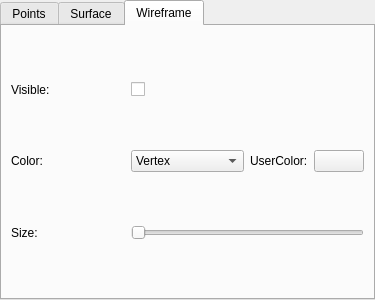
This is src/ext/qt/gui/mesh_render_settings_frame.ui in cnr-isti-vclab/vclib as Qt 5 draws it before an edit. The edited form follows.
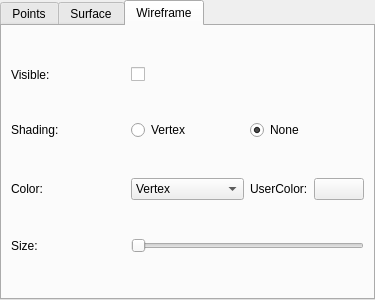
This is the edited form. The open tabs and pages were chosen to show the change.

Commit message: wireframe shading

```diff
--- a/src/ext/qt/gui/mesh_render_settings_frame.ui
+++ b/src/ext/qt/gui/mesh_render_settings_frame.ui
@@ -440,46 +440,7 @@
        <string>Wireframe</string>
       </attribute>
       <layout class="QGridLayout" name="gridLayout_4">
-       <item row="2" column="0">
-        <widget class="QLabel" name="label_12">
-         <property name="sizePolicy">
-          <sizepolicy hsizetype="Minimum" vsizetype="Preferred">
-           <horstretch>0</horstretch>
-           <verstretch>0</verstretch>
-          </sizepolicy>
-         </property>
-         <property name="text">
-          <string>Size:</string>
-         </property>
-        </widget>
-       </item>
-       <item row="1" column="0">
-        <widget class="QLabel" name="label_11">
-         <property name="sizePolicy">
-          <sizepolicy hsizetype="Minimum" vsizetype="Preferred">
-           <horstretch>0</horstretch>
-           <verstretch>0</verstretch>
-          </sizepolicy>
-         </property>
-         <property name="text">
-          <string>Color:</string>
-         </property>
-        </widget>
-       </item>
-       <item row="0" column="0">
-        <widget class="QLabel" name="label_10">
-         <property name="sizePolicy">
-          <sizepolicy hsizetype="Minimum" vsizetype="Preferred">
-           <horstretch>0</horstretch>
-           <verstretch>0</verstretch>
-          </sizepolicy>
-         </property>
-         <property name="text">
-          <string>Visible:</string>
-         </property>
-        </widget>
-       </item>
-       <item row="1" column="1">
+       <item row="2" column="1">
         <widget class="QComboBox" name="wireframeColorComboBox">
          <property name="sizePolicy">
           <sizepolicy hsizetype="Preferred" vsizetype="Fixed">
@@ -507,7 +468,52 @@
          </item>
         </widget>
        </item>
-       <item row="1" column="2">
+       <item row="0" column="0">
+        <widget class="QLabel" name="label_10">
+         <property name="sizePolicy">
+          <sizepolicy hsizetype="Minimum" vsizetype="Preferred">
+           <horstretch>0</horstretch>
+           <verstretch>0</verstretch>
+          </sizepolicy>
+         </property>
+         <property name="text">
+          <string>Visible:</string>
+         </property>
+        </widget>
+       </item>
+       <item row="4" column="0">
+        <widget class="QLabel" name="label_12">
+         <property name="sizePolicy">
+          <sizepolicy hsizetype="Minimum" vsizetype="Preferred">
+           <horstretch>0</horstretch>
+           <verstretch>0</verstretch>
+          </sizepolicy>
+         </property>
+         <property name="text">
+          <string>Size:</string>
+         </property>
+        </widget>
+       </item>
+       <item row="4" column="1" colspan="2">
+        <widget class="QSlider" name="wireframeSizelSlider">
+         <property name="sizePolicy">
+          <sizepolicy hsizetype="Expanding" vsizetype="Fixed">
+           <horstretch>0</horstretch>
+           <verstretch>0</verstretch>
+          </sizepolicy>
+         </property>
+         <property name="minimum">
+          <number>1</number>
+         </property>
+         <property name="maximum">
+          <number>10</number>
+         </property>
+         <property name="orientation">
+          <enum>Qt::Horizontal</enum>
+         </property>
+        </widget>
+       </item>
+       <item row="2" column="2">
         <widget class="QFrame" name="wireframeUserColorFrame">
          <property name="sizePolicy">
           <sizepolicy hsizetype="Preferred" vsizetype="Preferred">
@@ -554,22 +560,16 @@
          </layout>
         </widget>
        </item>
-       <item row="2" column="1" colspan="2">
-        <widget class="QSlider" name="wireframeSizelSlider">
+       <item row="2" column="0">
+        <widget class="QLabel" name="label_11">
          <property name="sizePolicy">
-          <sizepolicy hsizetype="Expanding" vsizetype="Fixed">
+          <sizepolicy hsizetype="Minimum" vsizetype="Preferred">
            <horstretch>0</horstretch>
            <verstretch>0</verstretch>
           </sizepolicy>
          </property>
-         <property name="minimum">
-          <number>1</number>
-         </property>
-         <property name="maximum">
-          <number>10</number>
-         </property>
-         <property name="orientation">
-          <enum>Qt::Horizontal</enum>
+         <property name="text">
+          <string>Color:</string>
          </property>
         </widget>
        </item>
@@ -586,6 +586,36 @@
          </property>
         </widget>
        </item>
+       <item row="1" column="0">
+        <widget class="QLabel" name="label_15">
+         <property name="sizePolicy">
+          <sizepolicy hsizetype="Minimum" vsizetype="Preferred">
+           <horstretch>0</horstretch>
+           <verstretch>0</verstretch>
+          </sizepolicy>
+         </property>
+         <property name="text">
+          <string>Shading:</string>
+         </property>
+        </widget>
+       </item>
+       <item row="1" column="1">
+        <widget class="QRadioButton" name="wireframeShadingVertexRadioButton">
+         <property name="text">
+          <string>Vertex</string>
+         </property>
+        </widget>
+       </item>
+       <item row="1" column="2">
+        <widget class="QRadioButton" name="wireframeShadingNoneRadioButton">
+         <property name="text">
+          <string>None</string>
+         </property>
+         <property name="checked">
+          <bool>true</bool>
+         </property>
+        </widget>
+       </item>
       </layout>
      </widget>
     </widget>
```
Left out of the diff: 186 changed lines with no effect on the pictures. The commit also changes 4 other files.
